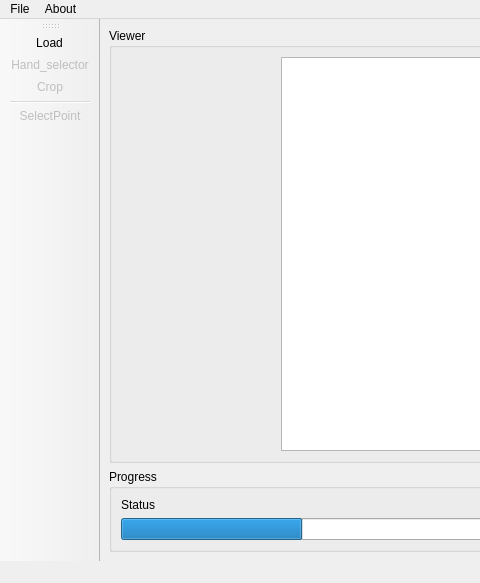
Above: ui/volume.ui from s-du/SkyStock before the change; both pictures show x 0 to 480 and y 0 to 583 of the 900 by 583 pixel window. Below: the same form after it.
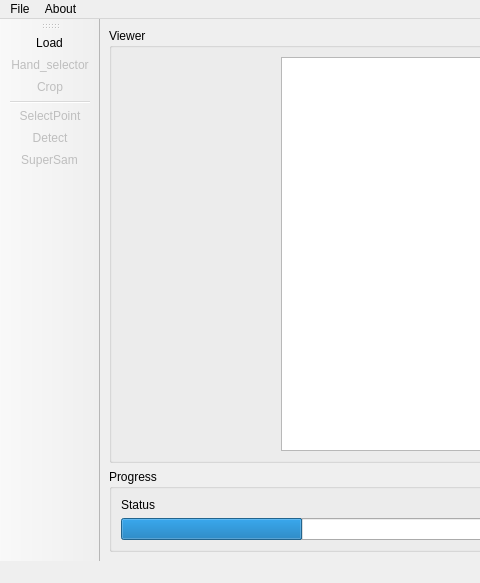
That is the form after the change.

Commit message: Add yolo support for inventory

What changed in the file:
```diff
--- a/ui/volume.ui
+++ b/ui/volume.ui
@@ -148,6 +148,8 @@
    <addaction name="actionCrop"/>
    <addaction name="separator"/>
    <addaction name="actionSelectPoint"/>
+   <addaction name="actionDetect"/>
+   <addaction name="actionSuperSam"/>
   </widget>
   <action name="actionLoad">
    <property name="text">
@@ -200,6 +202,28 @@
     <string>ShowData</string>
    </property>
   </action>
+  <action name="actionDetect">
+   <property name="enabled">
+    <bool>false</bool>
+   </property>
+   <property name="text">
+    <string>Detect</string>
+   </property>
+   <property name="toolTip">
+    <string>Detect stocks with YOLO</string>
+   </property>
+  </action>
+  <action name="actionSuperSam">
+   <property name="enabled">
+    <bool>false</bool>
+   </property>
+   <property name="text">
+    <string>SuperSam</string>
+   </property>
+   <property name="toolTip">
+    <string>Perform SAM on all detected stocks</string>
+   </property>
+  </action>
  </widget>
  <resources/>
  <connections/>
```
The commit also changes 2 other files.
